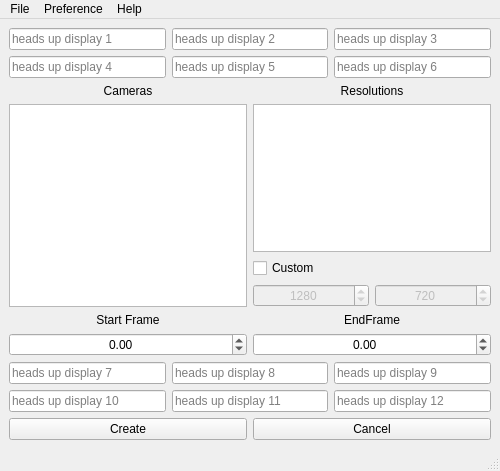
This is mayatools/ui/playblastUI.ui in durgeshn/mayatools as Qt 5 draws it before an edit. The edited form follows.
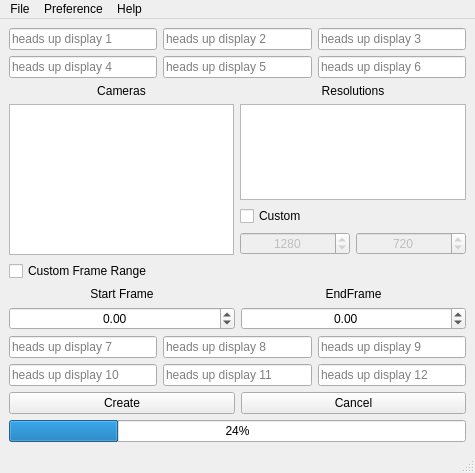
This is the edited form.

Diff of the .ui file:
```diff
--- a/mayatools/ui/playblastUI.ui
+++ b/mayatools/ui/playblastUI.ui
@@ -6,8 +6,8 @@
    <rect>
     <x>0</x>
     <y>0</y>
-    <width>500</width>
-    <height>471</height>
+    <width>475</width>
+    <height>473</height>
    </rect>
   </property>
   <property name="windowTitle">
@@ -185,6 +185,13 @@
         </item>
        </layout>
       </item>
+      <item>
+       <widget class="QCheckBox" name="checkBox">
+        <property name="text">
+         <string>Custom Frame Range</string>
+        </property>
+       </widget>
+      </item>
       <item>
        <layout class="QGridLayout" name="gridLayout">
         <item row="0" column="0">
@@ -334,6 +341,16 @@
       </item>
      </layout>
     </item>
+    <item row="1" column="0">
+     <widget class="QProgressBar" name="playblast_PB">
+      <property name="enabled">
+       <bool>true</bool>
+      </property>
+      <property name="value">
+       <number>24</number>
+      </property>
+     </widget>
+    </item>
    </layout>
   </widget>
   <widget class="QMenuBar" name="menubar">
@@ -341,7 +358,7 @@
     <rect>
      <x>0</x>
      <y>0</y>
-     <width>500</width>
+     <width>475</width>
      <height>21</height>
     </rect>
    </property>
```
